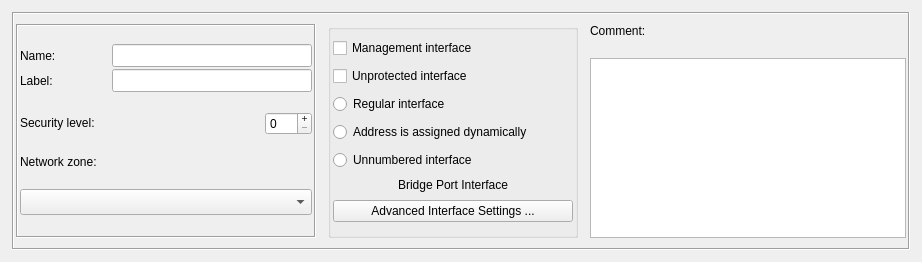
First picture: the form in src/gui/interfacedialog_q.ui, repository fwbuilder/fwbuilder, before the edit.
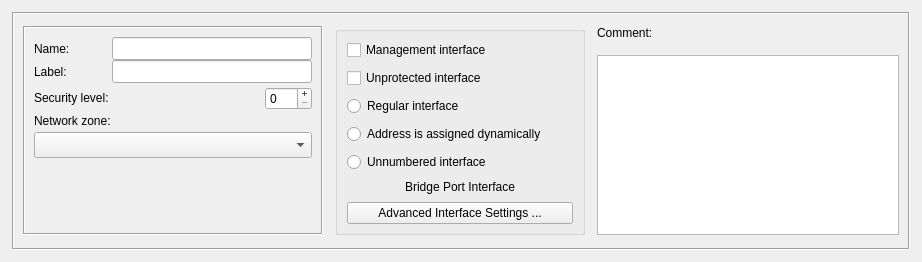
Second picture: the form after the edit.

Commit message: See #501 Finally cleaned up dialog layout for all object dialogs. Had to remove default margin and spacing in the "form setting" for each dialog

Diff of the .ui file:
```diff
--- a/src/gui/interfacedialog_q.ui
+++ b/src/gui/interfacedialog_q.ui
@@ -237,6 +237,19 @@
            </property>
           </widget>
          </item>
+         <item row="4" column="0" >
+          <spacer name="verticalSpacer" >
+           <property name="orientation" >
+            <enum>Qt::Vertical</enum>
+           </property>
+           <property name="sizeHint" stdset="0" >
+            <size>
+             <width>20</width>
+             <height>70</height>
+            </size>
+           </property>
+          </spacer>
+         </item>
         </layout>
        </widget>
       </item>
@@ -383,7 +396,6 @@
    </item>
   </layout>
  </widget>
- <layoutdefault spacing="2" margin="2" />
  <tabstops>
   <tabstop>obj_name</tabstop>
   <tabstop>label</tabstop>
```
Left out of the diff: 1 changed line with no effect on the pictures. The commit also changes 30 other files.
